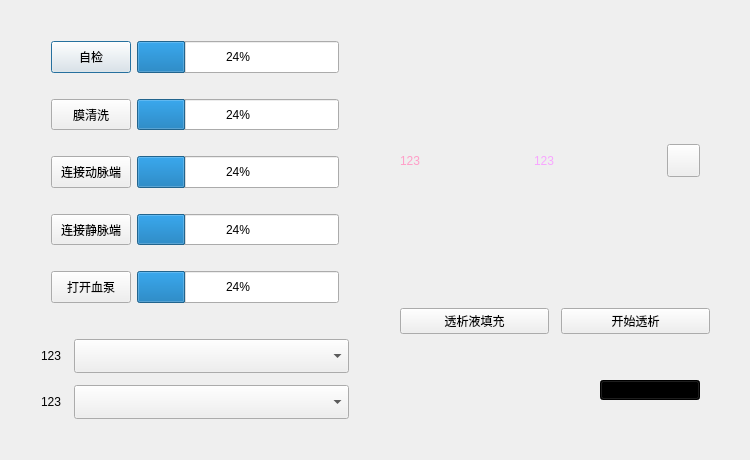
xxnmt/Qt_ICU, file NICU/hemodialysis_dialog.ui: the form before one commit.
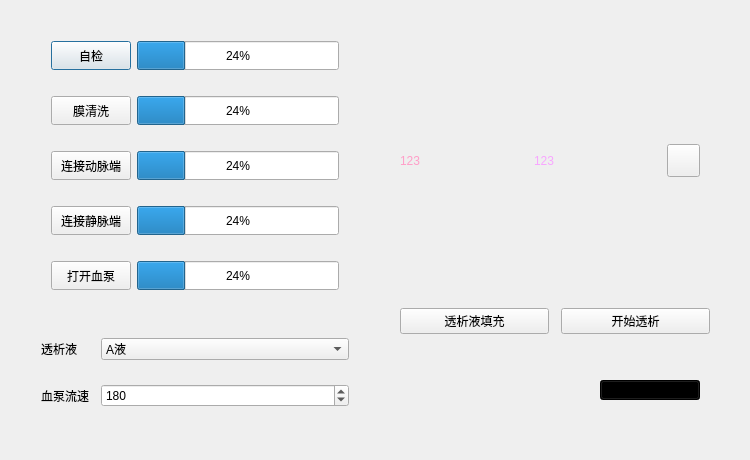
The form after the commit. Icons and pictures are not drawn.

Patch:
```diff
--- a/NICU/hemodialysis_dialog.ui
+++ b/NICU/hemodialysis_dialog.ui
@@ -304,7 +304,7 @@
           <property name="bottomMargin">
            <number>10</number>
           </property>
-          <item row="0" column="0">
+          <item row="1" column="0">
            <widget class="QLabel" name="label_3">
             <property name="sizePolicy">
              <sizepolicy hsizetype="Expanding" vsizetype="Expanding">
@@ -313,11 +313,11 @@
              </sizepolicy>
             </property>
             <property name="text">
-             <string>123</string>
+             <string>透析液</string>
             </property>
            </widget>
           </item>
-          <item row="0" column="1">
+          <item row="1" column="1">
            <widget class="QComboBox" name="comboBox">
             <property name="sizePolicy">
              <sizepolicy hsizetype="Expanding" vsizetype="Expanding">
@@ -325,9 +325,19 @@
               <verstretch>0</verstretch>
              </sizepolicy>
             </property>
+            <item>
+             <property name="text">
+              <string>A液</string>
+             </property>
+            </item>
+            <item>
+             <property name="text">
+              <string>B液</string>
+             </property>
+            </item>
            </widget>
           </item>
-          <item row="1" column="0">
+          <item row="3" column="0">
            <widget class="QLabel" name="label_4">
             <property name="sizePolicy">
              <sizepolicy hsizetype="Expanding" vsizetype="Expanding">
@@ -336,20 +346,62 @@
              </sizepolicy>
             </property>
             <property name="text">
-             <string>123</string>
+             <string>血泵流速</string>
             </property>
            </widget>
           </item>
-          <item row="1" column="1">
-           <widget class="QComboBox" name="comboBox_2">
-            <property name="sizePolicy">
-             <sizepolicy hsizetype="Expanding" vsizetype="Expanding">
-              <horstretch>0</horstretch>
-              <verstretch>0</verstretch>
-             </sizepolicy>
+          <item row="3" column="1">
+           <widget class="QSpinBox" name="spinBox">
+            <property name="minimum">
+             <number>100</number>
             </property>
+            <property name="maximum">
+             <number>300</number>
+            </property>
+            <property name="value">
+             <number>180</number>
+            </property>
            </widget>
           </item>
+          <item row="2" column="1">
+           <spacer name="verticalSpacer">
+            <property name="orientation">
+             <enum>Qt::Orientation::Vertical</enum>
+            </property>
+            <property name="sizeHint" stdset="0">
+             <size>
+              <width>20</width>
+              <height>40</height>
+             </size>
+            </property>
+           </spacer>
+          </item>
+          <item row="0" column="1">
+           <spacer name="verticalSpacer_2">
+            <property name="orientation">
+             <enum>Qt::Orientation::Vertical</enum>
+            </property>
+            <property name="sizeHint" stdset="0">
+             <size>
+              <width>20</width>
+              <height>40</height>
+             </size>
+            </property>
+           </spacer>
+          </item>
+          <item row="4" column="1">
+           <spacer name="verticalSpacer_3">
+            <property name="orientation">
+             <enum>Qt::Orientation::Vertical</enum>
+            </property>
+            <property name="sizeHint" stdset="0">
+             <size>
+              <width>20</width>
+              <height>40</height>
+             </size>
+            </property>
+           </spacer>
+          </item>
          </layout>
         </item>
        </layout>
```
